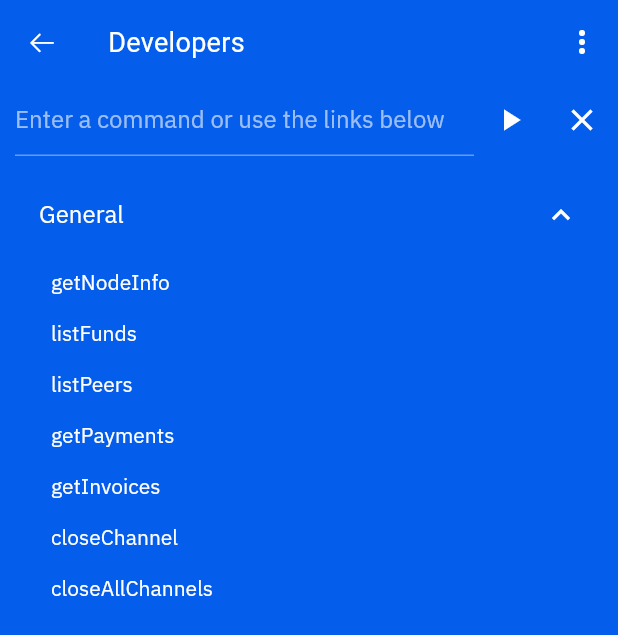
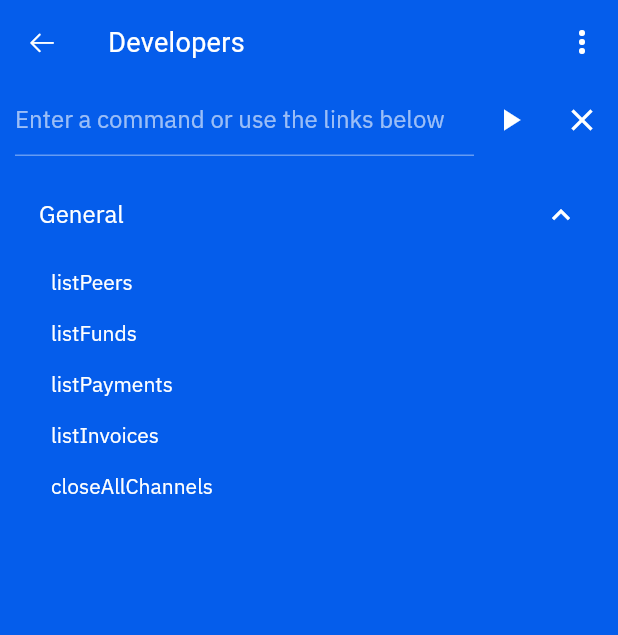
Before and after one commit to breez/c-breez, a Flutter app: the DevelopersView screen opened directly, after a tap on "General", on a phone screen of 412 x 824 dp. Shown: the top 635 px of the screen. Run offline on Flutter 3.47's test engine with Material 2 defaults, Android fonts, the phone set to English and light mode, and no system bars; our stand-ins replace another_flushbar, auto_size_text, connectivity_plus, email_validator, extended_image, firebase_core and 19 more; missing offline and left inert: bip39, breez_sdk, dart_lnurl, drag_and_drop_lists, duration, fimber and 10 more; accounts and stored records are empty; generated files the repository leaves out were written again; project files that could hold a hidden picture were left out.

Commit message:
Support listPeers, listFunds, listPayments, listInvoices and closeAllChannels commands via CLI on Developers Screen

```diff
--- a/lib/routes/dev/commands_list.dart
+++ b/lib/routes/dev/commands_list.dart
@@ -5,7 +5,6 @@ import 'package:c_breez/services/injector.dart';
 import 'package:c_breez/theme/theme_provider.dart' as theme;
 import 'package:c_breez/widgets/loader.dart';
 import 'package:flutter/material.dart';
-import 'package:hex/hex.dart';
 import 'package:path_provider/path_provider.dart';
 import 'package:share_extend/share_extend.dart';
 
@@ -19,6 +18,8 @@ class CommandsList extends StatefulWidget {
 }
 
 class _CommandsListState extends State<CommandsList> {
+  final _breezLib = ServiceInjector().breezLib;
+
   final _cliInputController = TextEditingController();
   final FocusNode _cliEntryFocusNode = FocusNode();
 
@@ -28,18 +29,6 @@ class _CommandsListState extends State<CommandsList> {
   bool _showDefaultCommands = true;
   bool isLoading = false;
   var _richCliText = <TextSpan>[];
-  // ignore: prefer_typing_uninitialized_variables
-  late final breezCLILib;
-
-  @override
-  void initState() {
-    super.initState();
-    initializeCLIAPI();
-  }
-
-  void initializeCLIAPI() {
-    throw Exception("not implemented");
-  }
 
   @override
   Widget build(BuildContext context) {
@@ -89,9 +78,13 @@ class _CommandsListState extends State<CommandsList> {
           child: Container(
             padding: const EdgeInsets.only(top: 10.0, left: 10.0, right: 10.0),
             child: Container(
-              padding: _showDefaultCommands ? const EdgeInsets.all(0.0) : const EdgeInsets.all(2.0),
+              padding: _showDefaultCommands
+                  ? const EdgeInsets.all(0.0)
+                  : const EdgeInsets.all(2.0),
               decoration: BoxDecoration(
-                border: _showDefaultCommands ? null : Border.all(width: 1.0, color: const Color(0x80FFFFFF)),
+                border: _showDefaultCommands
+                    ? null
+                    : Border.all(width: 1.0, color: const Color(0x80FFFFFF)),
               ),
               child: Column(
                 mainAxisSize: MainAxisSize.max,
@@ -107,14 +100,17 @@ class _CommandsListState extends State<CommandsList> {
                               tooltip: 'Copy to Clipboard',
                               iconSize: 19.0,
                               onPressed: () {
-                                ServiceInjector().device.setClipboardText(_cliText);
+                                ServiceInjector()
+                                    .device
+                                    .setClipboardText(_cliText);
                                 ScaffoldMessenger.of(context).showSnackBar(
                                   SnackBar(
                                     content: Text(
                                       'Copied to clipboard.',
                                       style: theme.snackBarStyle,
                                     ),
-                                    backgroundColor: theme.snackBarBackgroundColor,
+                                    backgroundColor:
+                                        theme.snackBarBackgroundColor,
                                     duration: const Duration(seconds: 2),
                                   ),
                                 );
@@ -156,7 +152,8 @@ class _CommandsListState extends State<CommandsList> {
           children: defaultCliCommandsText(
             (command) {
               _cliInputController.text = command;
-              FocusScope.of(widget.scaffoldKey.currentState!.context).requestFocus(
+              FocusScope.of(widget.scaffoldKey.currentState!.context)
+                  .requestFocus(
                 _cliEntryFocusNode,
               );
             },
@@ -183,6 +180,7 @@ class _CommandsListState extends State<CommandsList> {
         _lastCommand = command;
         isLoading = true;
       });
+      // TODO: Style the response output from SDK
       const JsonEncoder encoder = JsonEncoder.withIndent('    ');
       try {
         var commandArgs = command.split(RegExp(r"\s"));
@@ -191,42 +189,13 @@ class _CommandsListState extends State<CommandsList> {
         }
         late String reply;
         switch (commandArgs[0]) {
-          case 'getNodeInfo':
-            final nodeInfo = await breezCLILib.getNodeInfo();
-            reply = encoder.convert(nodeInfo.toJson());
-            break;
+          case 'listPeers':
           case 'listFunds':
-            final funds = await breezCLILib.listFunds();
-            reply = encoder.convert(funds.toJson());
-            break;
-          case 'listPeers':
-            final peers = await breezCLILib.listPeers();
-            reply = encoder.convert(peers);
-            break;
-          case 'getPayments':
-            final payments = await breezCLILib.getPayments();
-            reply = encoder.convert(payments);
-            break;
-          case 'getInvoices':
-            final invoices = await breezCLILib.getInvoices();
-            reply = encoder.convert(invoices);
-            break;
-          case 'closeChannel':
-            if (commandArgs.length < 2) {
-              throw "Missing node id";
-            }
-            var nodeID = HEX.decode(commandArgs[1]);
-            final closedResponse = await breezCLILib.closeChannel(nodeID);
-            reply = HEX.encode(closedResponse);
-            break;
+          case 'listPayments':
+          case 'listInvoices':
           case 'closeAllChannels':
-            final peers = await breezCLILib.listPeers();
-            List<List<int>> closed = [];
-            await Future.wait(peers.map((p) => Future.wait(p.channels.map((e) async {
-                  final tx = await breezCLILib.closeChannel(HEX.decode(e.channelId));
-                  closed.add(tx);
-                }))));
-            reply = closed.map((e) => HEX.encode(e)).join("\n");
+            reply = encoder.convert(await _breezLib.executeCommand(
+                command: commandArgs[0].toLowerCase()));
             break;
           default:
             throw "This command is not supported yet.";
@@ -300,12 +269,10 @@ List<Widget> defaultCliCommandsText(Function(String command) onCommand) => [
       ExpansionTile(
         title: const Text("General"),
         children: <Widget>[
-          Command("getNodeInfo", onCommand),
+          Command("listPeers", onCommand),
           Command("listFunds", onCommand),
-          Command("listPeers", onCommand),
-          Command("getPayments", onCommand),
-          Command("getInvoices", onCommand),
-          Command("closeChannel", onCommand),
+          Command("listPayments", onCommand),
+          Command("listInvoices", onCommand),
           Command("closeAllChannels", onCommand),
         ],
       ),
```
Also changed, not shown: pubspec.lock.
